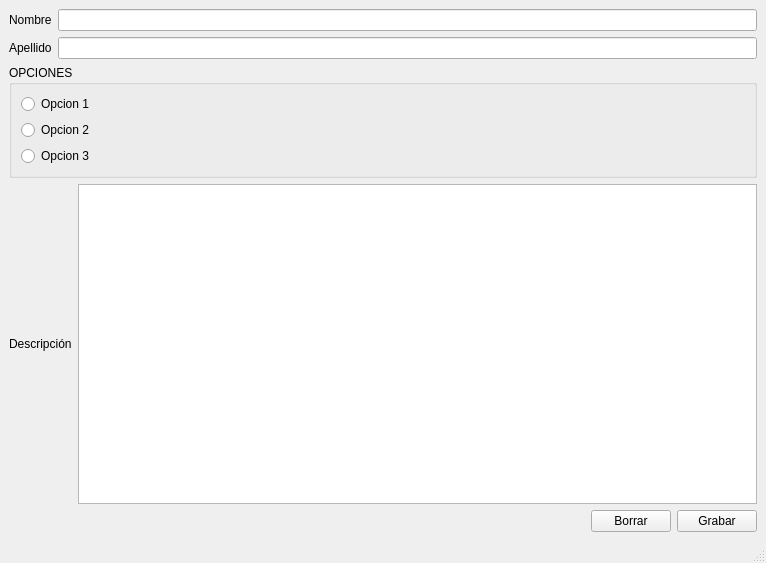
Before: the Qt Designer form DI-Desarrollo_Interfaces/QtDesigner/ejercicio1.ui in ImNotPablosKi/DAM22627, drawn with Qt 5.
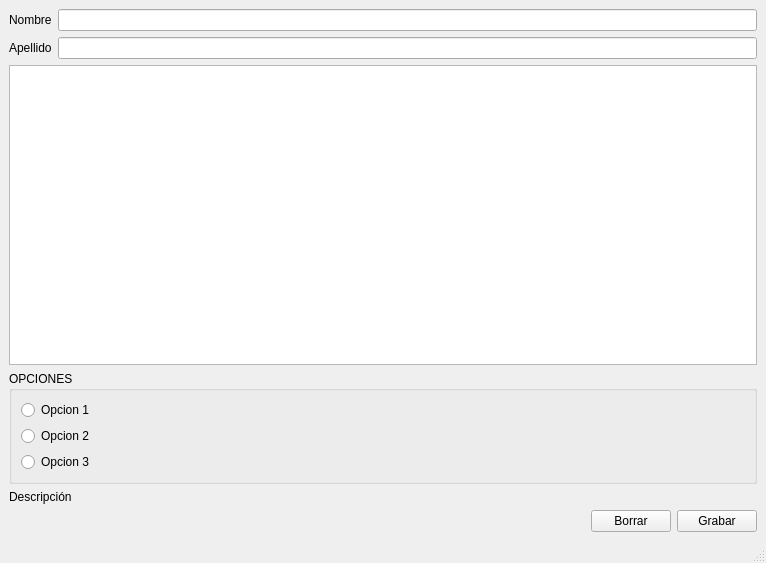
After: the same form once the commit is applied.

Commit message: clase loli edits

Diff of the .ui file:
```diff
--- a/DI-Desarrollo_Interfaces/QtDesigner/ejercicio1.ui
+++ b/DI-Desarrollo_Interfaces/QtDesigner/ejercicio1.ui
@@ -44,7 +44,10 @@
      </layout>
     </item>
     <item>
-     <widget class="QGroupBox" name="">
+     <widget class="QTextEdit" name="textEdit"/>
+    </item>
+    <item>
+     <widget class="QGroupBox" name="groupBox">
       <property name="title">
        <string>OPCIONES</string>
       </property>
@@ -82,9 +85,6 @@
         </property>
        </widget>
       </item>
-      <item>
-       <widget class="QTextEdit" name="textEdit"/>
-      </item>
      </layout>
     </item>
     <item>
```
The commit also changes 17 other files.
